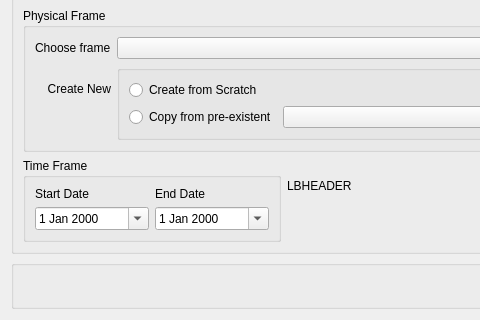
doublebyte1/faocas_qc, file app_solution/app_new/frmframe.ui: the form before one commit; both pictures show x 0 to 480 and y 216 to 536 of the 832 by 536 pixel window.
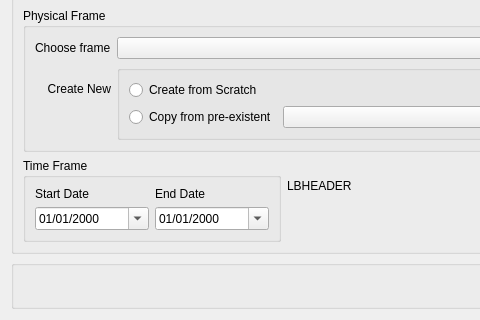
The form after the commit. Icons and pictures are not drawn.

The edit to the form file:
```diff
--- a/app_solution/app_new/frmframe.ui
+++ b/app_solution/app_new/frmframe.ui
@@ -359,6 +359,9 @@
              <verstretch>0</verstretch>
             </sizepolicy>
            </property>
+           <property name="displayFormat">
+            <string>dd/MM/yyyy</string>
+           </property>
            <property name="calendarPopup">
             <bool>true</bool>
            </property>
@@ -372,6 +375,9 @@
              <verstretch>0</verstretch>
             </sizepolicy>
            </property>
+           <property name="displayFormat">
+            <string>dd/MM/yyyy</string>
+           </property>
            <property name="calendarPopup">
             <bool>true</bool>
            </property>
```
